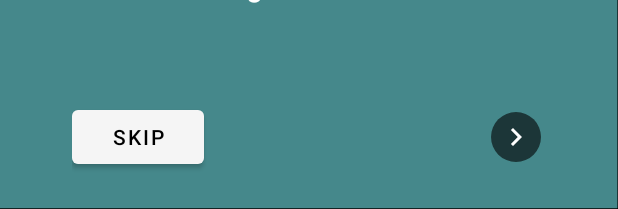
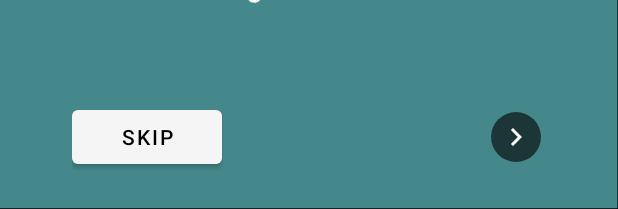
Before and after one commit to DocBot-Bangkit-2021/DocBotApp, an Android app: the layout activity_welcome.xml on its own in the app's theme, with its tools: preview values and no code run, on a phone screen of 412 x 824 dp. Shown: the part 1027-1236 px from the top of the screen. Run offline under Robolectric (Android 15) with nearby library versions, the phone set to English and light mode, and no system bars.

Commit message:
rubah welcome screen

```diff
--- a/app/src/main/java/com/example/docbot/ui/welcome/WelcomeActivity.kt
+++ b/app/src/main/java/com/example/docbot/ui/welcome/WelcomeActivity.kt
@@ -22,7 +22,7 @@ class WelcomeActivity : AppCompatActivity() {
         binding.tvTitle.text = getString(R.string.intro_title_1)
         binding.description.text = getString(R.string.welcome_1)
 
-        var dummyImage : List<Int> = listOf(R.drawable.welcome_1, R.drawable.welcome_2, R.drawable.welcome_3)
+        val dummyImage : List<Int> = listOf(R.drawable.welcome_1, R.drawable.welcome_2, R.drawable.welcome_3)
 
         val adapter = SectionPagerAdapter(this, dummyImage)
         binding.viewPager.adapter = adapter
@@ -41,8 +41,6 @@ class WelcomeActivity : AppCompatActivity() {
             if(position < dummyImage.size){
                 position ++
                 binding.viewPager.currentItem = position
-            }
-            if (position == dummyImage.size - 1){
             }
         }
 
--- a/app/src/main/res/layout/activity_welcome.xml
+++ b/app/src/main/res/layout/activity_welcome.xml
@@ -19,6 +19,7 @@
         android:layout_height="250dp"
         android:layout_marginTop="120dp"
         android:layout_centerHorizontal="true"
+        tools:ignore="contentDescription"
         tools:src="@drawable/welcome_1"/>
 
     <TextView
@@ -27,7 +28,7 @@
         android:layout_height="wrap_content"
         android:layout_below="@+id/img_welcome"
         android:layout_marginTop="25dp"
-        android:textSize="28dp"
+        android:textSize="28sp"
         android:textStyle="bold"
         android:textColor="@color/black"
         android:textAlignment="center"
@@ -59,7 +60,6 @@
             android:id="@+id/tab"
             android:layout_width="50dp"
             android:layout_height="wrap_content"
-            android:layout_centerVertical="true"
             android:background="@android:color/transparent"
             app:tabIndicator="@android:color/transparent"
             android:layout_gravity="center"
@@ -75,7 +75,7 @@
 
             <Button
                 android:id="@+id/btn_skip"
-                android:layout_width="wrap_content"
+                android:layout_width="100dp"
                 android:layout_height="wrap_content"
                 android:layout_alignParentStart="true"
                 android:text="@string/skip"
@@ -91,7 +91,7 @@
                 android:layout_centerVertical="true"
                 android:src="@drawable/ic_next"
                 android:background="@drawable/ic_circle_black"
-                tools:ignore="RtlCompat" />
+                tools:ignore="contentDescription" />
 
 
         </RelativeLayout>
```
